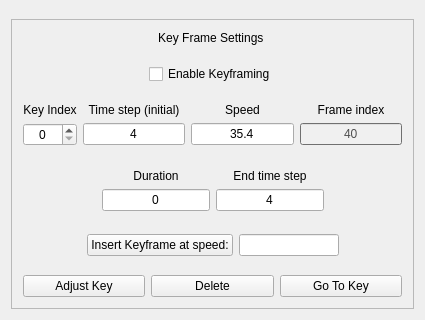
First picture: the form in apps/vaporgui/guis/ui/animationtab.ui, repository yyr/vapor, before the edit; both pictures show x 0 to 425 and y 697 to 1017 of the 425 by 1017 pixel window.
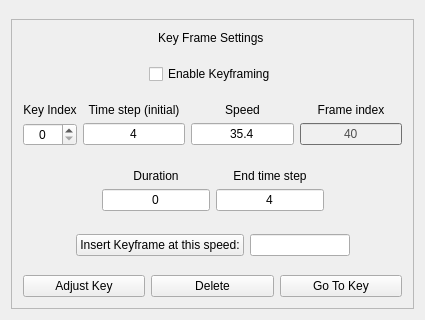
Second picture: the form after the edit. Icons and pictures are not drawn.

Commit message: Enable frame capture when timestep is not changing.

```diff
--- a/apps/vaporgui/guis/ui/animationtab.ui
+++ b/apps/vaporgui/guis/ui/animationtab.ui
@@ -1887,7 +1887,7 @@
 &lt;p style=&quot; margin-top:0px; margin-bottom:0px; margin-left:0px; margin-right:0px; -qt-block-indent:0; text-indent:0px;&quot;&gt;&lt;span style=&quot; font-size:8pt;&quot;&gt;Clicking this button results in inserting a keyframe immediately after the keyframe indicated by the current key index displayed above.  The camera speed at the keyframe will use the value indicated here.  However, if the camera position does not change between keyframes, the speed at both keyframes will be set to zero.  If two keyframes with zero speed have different camera positions, then an additional keyframe will be inserted between them with nonzero speed. &lt;/span&gt;&lt;/p&gt;&lt;/body&gt;&lt;/html&gt;</string>
               </property>
               <property name="text">
-               <string>Insert Keyframe at speed:</string>
+               <string>Insert Keyframe at this speed:</string>
               </property>
              </widget>
             </item>
```
The commit also changes 1 other file.
